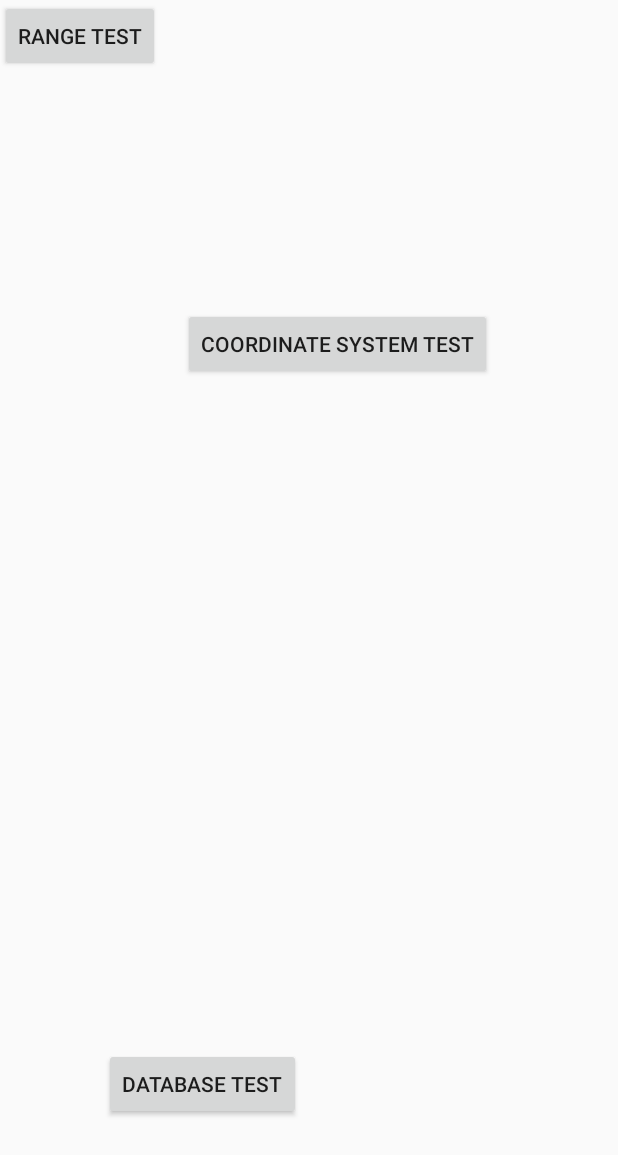
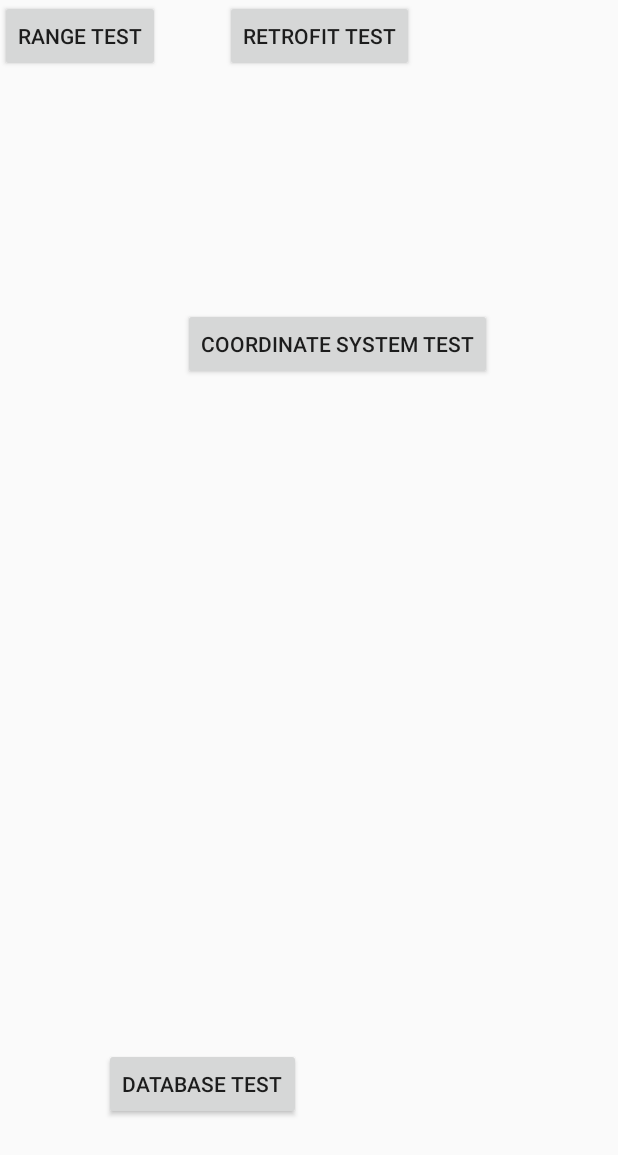
Before and after one commit to antonflodin93/Sims-android-app, an Android app: the screen it shows after launch (MainActivity), on a phone screen of 412 x 824 dp. Shown: the top 1155 px of the screen. Run offline under Robolectric (Android 15) with nearby library versions, the phone set to English and light mode, and no system bars.

Commit message:
Ongoing retrofit work

```diff
--- a/app/build.gradle
+++ b/app/build.gradle
@@ -25,6 +25,9 @@ dependencies {
     compile 'com.android.support.constraint:constraint-layout:1.0.2'
     compile 'org.altbeacon:android-beacon-library:2.+'
     compile 'com.android.support:design:25.3.1'
+    compile 'com.android.support:recyclerview-v7:25.3.1'
+    compile 'com.squareup.retrofit2:retrofit:2.3.0'
+    compile 'com.squareup.retrofit2:converter-gson:2.3.0'
     compile 'com.google.code.gson:gson:2.7'
     compile 'com.squareup.retrofit2:retrofit:2.1.0'
     compile 'com.squareup.retrofit2:converter-gson:2.1.0'
--- a/app/src/main/AndroidManifest.xml
+++ b/app/src/main/AndroidManifest.xml
@@ -1,7 +1,7 @@
 <?xml version="1.0" encoding="utf-8"?>
 <manifest xmlns:android="http://schemas.android.com/apk/res/android"
     package="se.miun.android_app">
-
+    <uses-permission android:name="android.permission.INTERNET"></uses-permission>
     <application
         android:allowBackup="true"
         android:icon="@mipmap/ic_launcher"
@@ -19,6 +19,8 @@
         <activity android:name=".ImageTestActivity"></activity>
         <activity android:name=".RangetestActivity"></activity>
         <activity android:name=".DatabaseTestActivity"></activity>
+        <activity android:name=".RetrofitTestActivity"></activity>
+
     </application>
 
 </manifest>
--- a/app/src/main/java/se/miun/android_app/MainActivity.java
+++ b/app/src/main/java/se/miun/android_app/MainActivity.java
@@ -7,7 +7,7 @@ import android.view.View;
 import android.widget.Button;
 
 public class MainActivity extends Activity implements View.OnClickListener{
-    private Button rangeTestBtn, testCoordinateSystemBtn, databaseTestBtn;
+    private Button rangeTestBtn, testCoordinateSystemBtn, databaseTestBtn, retrofitTestBtn;
 
     @Override
     protected void onCreate(Bundle savedInstanceState) {
@@ -21,6 +21,8 @@ public class MainActivity extends Activity implements View.OnClickListener{
         testCoordinateSystemBtn.setOnClickListener(this);
         databaseTestBtn = (Button) findViewById(R.id.databaseTestBtn);
         databaseTestBtn.setOnClickListener(this);
+        retrofitTestBtn = (Button) findViewById(R.id.retrofitTestBtn);
+        retrofitTestBtn.setOnClickListener(this);
     }
 
     @Override
@@ -38,6 +40,10 @@ public class MainActivity extends Activity implements View.OnClickListener{
             // Start Database test activity
             Intent myIntent = new Intent(getApplicationContext(), DatabaseTestActivity.class);
             this.startActivity(myIntent);
+        } else if(view.getId() == R.id.retrofitTestBtn) {
+            // Start Retrofit test activity
+            Intent myIntent = new Intent(getApplicationContext(), RetrofitTestActivity.class);
+            this.startActivity(myIntent);
         }
     }
 }
--- a/app/src/main/res/layout/activity_main.xml
+++ b/app/src/main/res/layout/activity_main.xml
@@ -32,6 +32,16 @@
         android:layout_marginStart="69dp"
         android:text="Database test" />
 
+    <Button
+        android:id="@+id/retrofitTestBtn"
+        android:layout_width="wrap_content"
+        android:layout_height="wrap_content"
+        android:layout_alignParentLeft="true"
+        android:layout_marginBottom="100dp"
+        android:layout_marginStart="150dp"
+
+        android:text="Retrofit Test" />
+
 
 </RelativeLayout>
 
```
